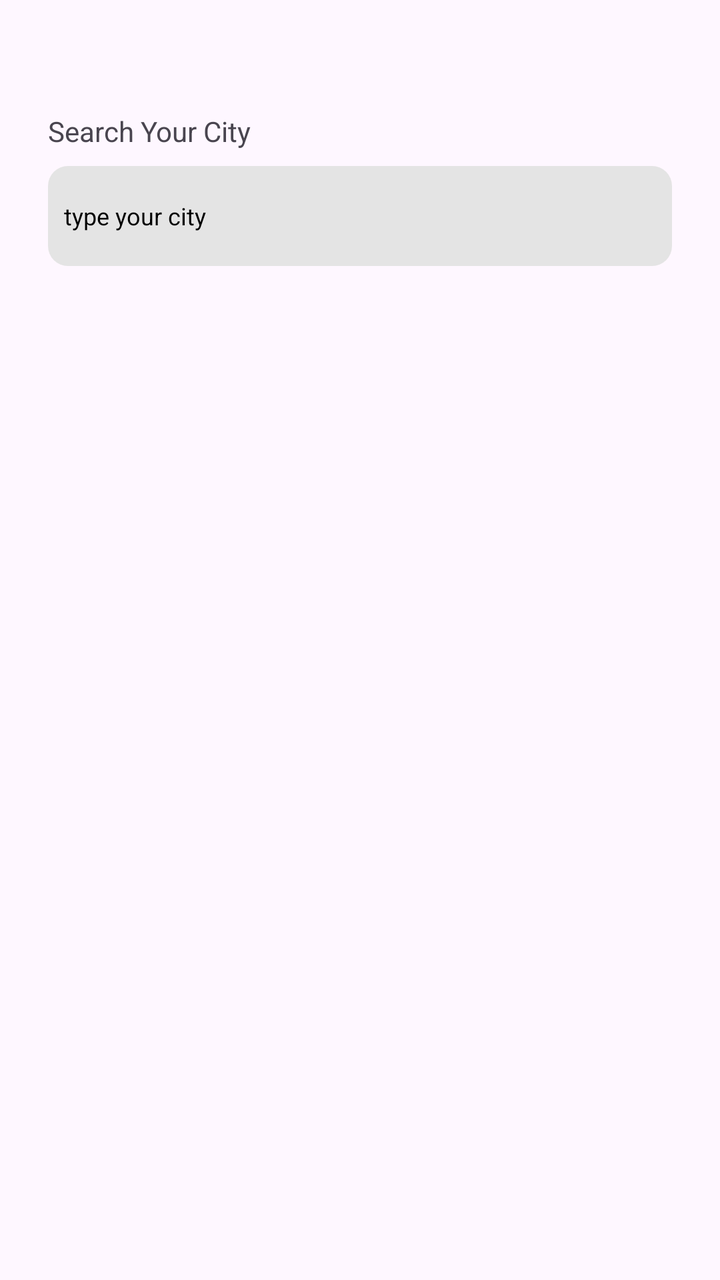
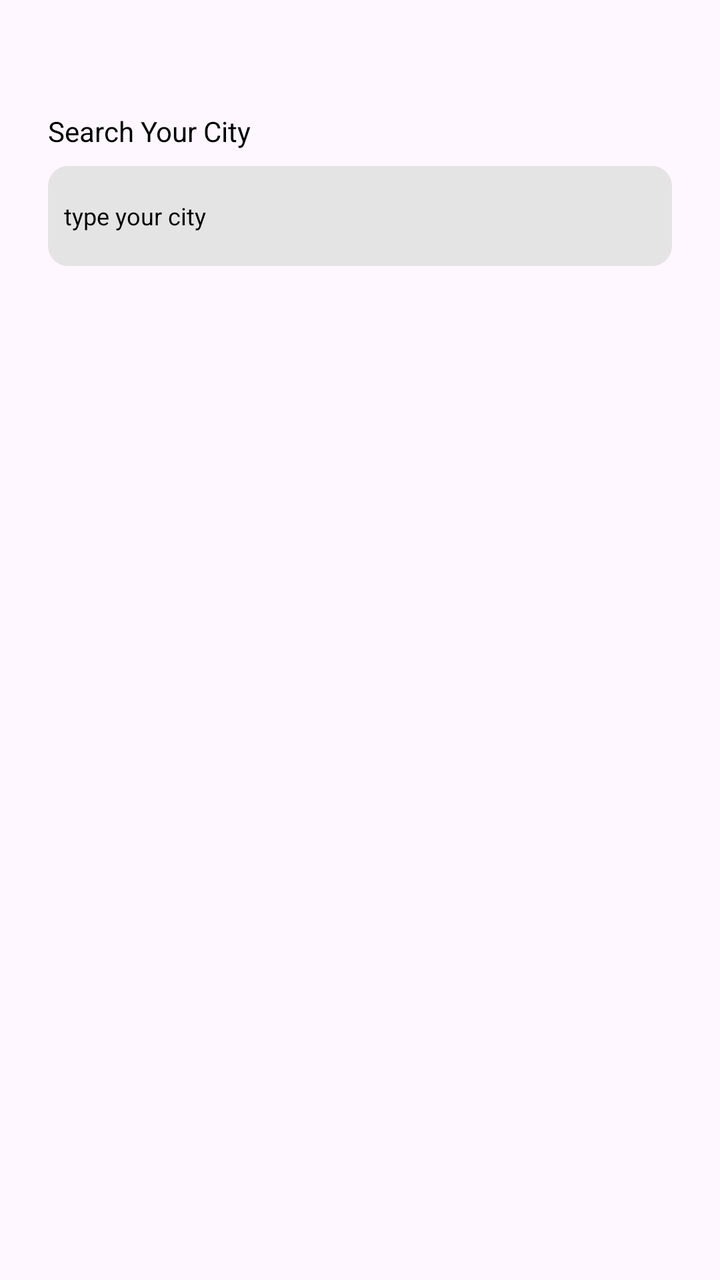

Screens rendered from an Android XML layout before and after an edit, with the pre-edit source and the edit as a unified diff.
<!-- AndroidManifest.xml: application theme Theme.WhetherTracker -->
<!-- res/layout/activity_city_list.xml -->
<?xml version="1.0" encoding="utf-8"?>
<LinearLayout xmlns:android="http://schemas.android.com/apk/res/android"
    xmlns:app="http://schemas.android.com/apk/res-auto"
    xmlns:tools="http://schemas.android.com/tools"
    android:id="@+id/main"
    android:layout_width="match_parent"
    android:layout_height="match_parent"
    android:orientation="vertical"
    android:padding="24dp"
    tools:context=".Activity.CityListActivity">

    <TextView
        android:id="@+id/textView"
        android:layout_width="match_parent"
        android:layout_height="wrap_content"
        android:layout_marginTop="32dp"
        android:text="Search Your City" />

    <EditText
        android:id="@+id/cityEdit"
        android:layout_width="match_parent"
        android:layout_height="50dp"
        android:layout_marginTop="8dp"
        android:background="@drawable/edittext_bg"
        android:ems="10"
        android:hint="type your city"
        android:inputType="text"
        android:minHeight="48dp"
        android:padding="8dp"
        android:textColor="@color/black"
        android:textColorHint="@color/black"
        android:textSize="12sp" />

    <androidx.recyclerview.widget.RecyclerView
        android:id="@+id/cityView"
        android:layout_width="match_parent"
        android:layout_height="wrap_content"
        android:layout_marginTop="32dp" />

    <ProgressBar
        android:id="@+id/progressBar2"
        style="?android:attr/progressBarStyle"
        android:layout_width="match_parent"
        android:layout_height="wrap_content"
        android:visibility="visible" />
</LinearLayout>
<!-- resources referenced by this layout -->
<resources>
  <color name="black">#FF000000</color>
  <!-- drawable edittext_bg (drawable) -->
  <?xml version="1.0" encoding="utf-8"?>
  <selector xmlns:android="http://schemas.android.com/apk/res/android">
      <item>
          <shape android:shape="rectangle">
              <corners android:radius="10dp"/>
              <solid android:color="#E4E4E4"/>
          </shape>
      </item>
  
  </selector>
  <style name="Theme.WhetherTracker" parent="Base.Theme.WhetherTracker">
          <item name="android:windowTranslucentStatus">true
          </item>
      </style>
  <style name="Base.Theme.WhetherTracker" parent="Theme.Material3.DayNight.NoActionBar">
          
          
      </style>
</resources>

<!-- the commit's change to res/layout/activity_city_list.xml (unified diff, before → after) -->
@@ -14,7 +14,9 @@
         android:layout_width="match_parent"
         android:layout_height="wrap_content"
         android:layout_marginTop="32dp"
-        android:text="Search Your City" />
+        android:text="Search Your City"
+        android:textColor="@color/black"
+        android:textColorHint="@color/black" />
 
     <EditText
         android:id="@+id/cityEdit"
